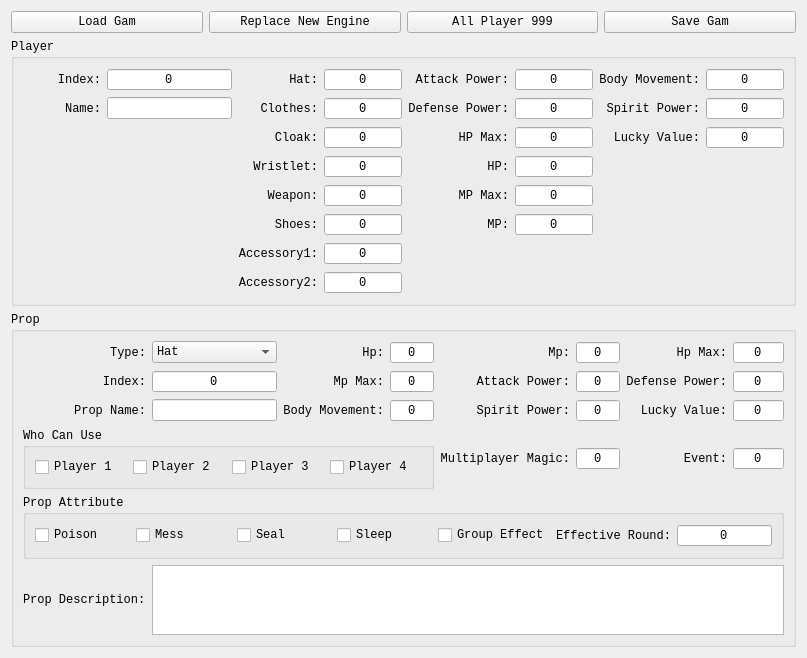
Old version of the form mainwidget.ui in the repository jack935321350/BBK_GAM_Modifier.
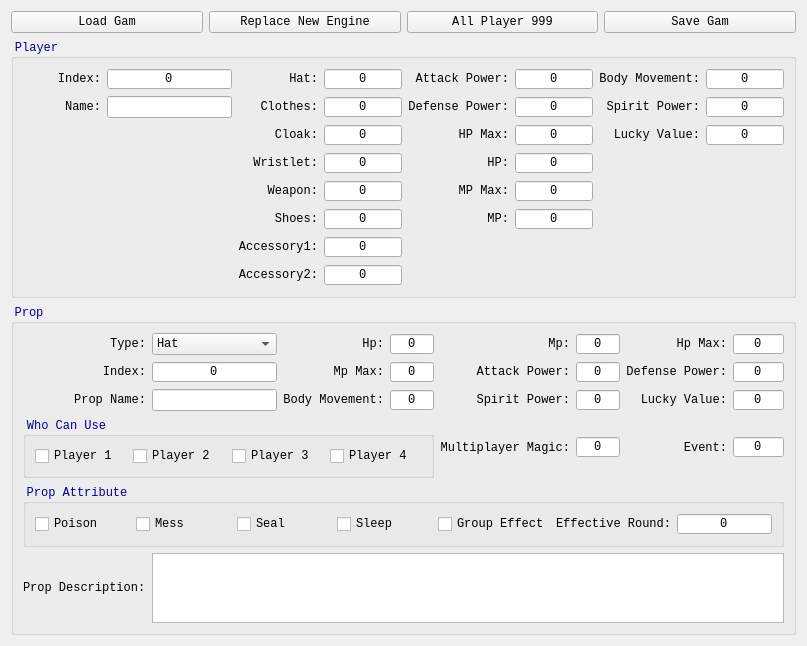
New version of the form.

Commit message: Fix Prop Count 0 Error.

What changed in the file:
```diff
--- a/mainwidget.ui
+++ b/mainwidget.ui
@@ -6,7 +6,7 @@
    <rect>
     <x>0</x>
     <y>0</y>
-    <width>789</width>
+    <width>795</width>
     <height>592</height>
    </rect>
   </property>
@@ -15,6 +15,9 @@
     <family>Consolas</family>
    </font>
   </property>
+  <property name="styleSheet">
+   <string notr="true">QGroupBox{ color: rgb(0, 0, 150); }</string>
+  </property>
   <layout class="QVBoxLayout" name="verticalLayout" stretch="0,1,1">
    <item>
     <layout class="QHBoxLayout" name="topBtnLayout">
@@ -50,12 +53,22 @@
    </item>
    <item>
     <widget class="QGroupBox" name="playerBox">
+     <property name="font">
+      <font>
+       <family>Consolas</family>
+      </font>
+     </property>
      <property name="title">
       <string>Player</string>
      </property>
      <layout class="QGridLayout" name="gridLayout">
       <item row="0" column="5">
        <widget class="QSpinBox" name="playerAttackPower">
+        <property name="font">
+         <font>
+          <family>Consolas</family>
+         </font>
+        </property>
         <property name="alignment">
          <set>Qt::AlignCenter</set>
         </property>
@@ -69,6 +82,11 @@
       </item>
       <item row="0" column="8">
        <widget class="QLabel" name="playerBodyMovementLbl">
+        <property name="font">
+         <font>
+          <family>Consolas</family>
+         </font>
+        </property>
         <property name="text">
          <string>Body Movement:</string>
         </property>
@@ -79,6 +97,11 @@
       </item>
       <item row="6" column="3">
        <widget class="QSpinBox" name="playerAccessory1">
+        <property name="font">
+         <font>
+          <family>Consolas</family>
+         </font>
+        </property>
         <property name="alignment">
          <set>Qt::AlignCenter</set>
         </property>
@@ -89,6 +112,11 @@
       </item>
       <item row="0" column="3">
        <widget class="QSpinBox" name="playerHat">
+        <property name="font">
+         <font>
+          <family>Consolas</family>
+         </font>
+        </property>
         <property name="alignment">
          <set>Qt::AlignCenter</set>
         </property>
@@ -99,6 +127,11 @@
       </item>
       <item row="1" column="4">
        <widget class="QLabel" name="playerDefensePowerLbl">
+        <property name="font">
+         <font>
+          <family>Consolas</family>
+         </font>
+        </property>
         <property name="text">
          <string>Defense Power:</string>
         </property>
@@ -109,6 +142,11 @@
       </item>
       <item row="6" column="2">
        <widget class="QLabel" name="playerAccessory1Lbl">
+        <property name="font">
+         <font>
+          <family>Consolas</family>
+         </font>
+        </property>
         <property name="text">
          <string>Accessory1:</string>
         </property>
@@ -119,6 +157,11 @@
       </item>
       <item row="5" column="3">
        <widget class="QSpinBox" name="playerShoes">
+        <property name="font">
+         <font>
+          <family>Consolas</family>
+         </font>
+        </property>
         <property name="alignment">
          <set>Qt::AlignCenter</set>
         </property>
@@ -129,6 +172,11 @@
       </item>
       <item row="0" column="4">
        <widget class="QLabel" name="playerAttackPowerLbl">
+        <property name="font">
+         <font>
+          <family>Consolas</family>
+         </font>
+        </property>
         <property name="text">
          <string>Attack Power:</string>
         </property>
@@ -139,6 +187,11 @@
       </item>
       <item row="0" column="1">
        <widget class="QSpinBox" name="playerIdx">
+        <property name="font">
+         <font>
+          <family>Consolas</family>
+         </font>
+        </property>
         <property name="alignment">
          <set>Qt::AlignCenter</set>
         </property>
@@ -149,6 +202,11 @@
       </item>
       <item row="1" column="2">
        <widget class="QLabel" name="playerClothesLbl">
+        <property name="font">
+         <font>
+          <family>Consolas</family>
+         </font>
+        </property>
         <property name="text">
          <string>Clothes:</string>
         </property>
@@ -159,6 +217,11 @@
       </item>
       <item row="2" column="3">
        <widget class="QSpinBox" name="playerCloak">
+        <property name="font">
+         <font>
+          <family>Consolas</family>
+         </font>
+        </property>
         <property name="alignment">
          <set>Qt::AlignCenter</set>
         </property>
@@ -169,6 +232,11 @@
       </item>
       <item row="0" column="9">
        <widget class="QSpinBox" name="playerBodyMovement">
+        <property name="font">
+         <font>
+          <family>Consolas</family>
+         </font>
+        </property>
         <property name="alignment">
          <set>Qt::AlignCenter</set>
         </property>
@@ -179,6 +247,11 @@
       </item>
       <item row="4" column="3">
        <widget class="QSpinBox" name="playerWeapon">
+        <property name="font">
+         <font>
+          <family>Consolas</family>
+         </font>
+        </property>
         <property name="alignment">
          <set>Qt::AlignCenter</set>
         </property>
@@ -189,6 +262,11 @@
       </item>
       <item row="1" column="3">
        <widget class="QSpinBox" name="playerClothes">
+        <property name="font">
+         <font>
+          <family>Consolas</family>
+         </font>
+        </property>
         <property name="alignment">
          <set>Qt::AlignCenter</set>
         </property>
@@ -199,6 +277,11 @@
       </item>
       <item row="3" column="3">
        <widget class="QSpinBox" name="playerWristlet">
+        <property name="font">
+         <font>
+          <family>Consolas</family>
+         </font>
+        </property>
         <property name="alignment">
          <set>Qt::AlignCenter</set>
         </property>
@@ -209,6 +292,11 @@
       </item>
       <item row="0" column="0">
        <widget class="QLabel" name="playerIdxLbl">
+        <property name="font">
+         <font>
+          <family>Consolas</family>
+         </font>
+        </property>
         <property name="text">
          <string>Index:</string>
         </property>
@@ -219,6 +307,11 @@
       </item>
       <item row="0" column="2">
        <widget class="QLabel" name="playerHatLbl">
+        <property name="font">
+         <font>
+          <family>Consolas</family>
+         </font>
+        </property>
         <property name="text">
          <string>Hat:</string>
         </property>
@@ -229,6 +322,11 @@
       </item>
       <item row="5" column="2">
        <widget class="QLabel" name="playerShoesLbl">
+        <property name="font">
+         <font>
+          <family>Consolas</family>
+         </font>
+        </property>
         <property name="text">
          <string>Shoes:</string>
         </property>
@@ -239,6 +337,11 @@
       </item>
       <item row="4" column="2">
        <widget class="QLabel" name="playerWeaponLbl">
+        <property name="font">
+         <font>
+          <family>Consolas</family>
+         </font>
+        </property>
         <property name="text">
          <string>Weapon:</string>
         </property>
@@ -249,6 +352,11 @@
       </item>
       <item row="2" column="2">
        <widget class="QLabel" name="playerCloakLbl">
+        <property name="font">
+         <font>
+          <family>Consolas</family>
+         </font>
+        </property>
         <property name="text">
          <string>Cloak:</string>
         </property>
@@ -259,6 +367,11 @@
       </item>
       <item row="1" column="5">
        <widget class="QSpinBox" name="playerDefensePower">
+        <property name="font">
+         <font>
+          <family>Consolas</family>
+         </font>
+        </property>
         <property name="alignment">
          <set>Qt::AlignCenter</set>
         </property>
@@ -272,6 +385,11 @@
       </item>
       <item row="3" column="2">
        <widget class="QLabel" name="playerWristletLbl">
+        <property name="font">
+         <font>
+          <family>Consolas</family>
+         </font>
+        </property>
         <property name="text">
          <string>Wristlet:</string>
         </property>
@@ -282,6 +400,11 @@
       </item>
       <item row="7" column="2">
        <widget class="QLabel" name="playerAccessory2Lbl">
+        <property name="font">
+         <font>
+          <family>Consolas</family>
+         </font>
+        </property>
         <property name="text">
          <string>Accessory2:</string>
         </property>
@@ -292,6 +415,11 @@
       </item>
       <item row="7" column="3">
        <widget class="QSpinBox" name="playerAccessory2">
+        <property name="font">
+         <font>
+          <family>Consolas</family>
+         </font>
+        </property>
         <property name="alignment">
          <set>Qt::AlignCenter</set>
         </property>
@@ -302,6 +430,11 @@
       </item>
       <item row="1" column="0">
        <widget class="QLabel" name="playerNameLbl">
+        <property name="font">
+         <font>
+          <family>Consolas</family>
+         </font>
+        </property>
         <property name="text">
          <string>Name:</string>
         </property>
@@ -318,6 +451,11 @@
           <verstretch>0</verstretch>
          </sizepolicy>
         </property>
+        <property name="font">
+         <font>
+          <family>Consolas</family>
+         </font>
+        </property>
         <property name="alignment">
          <set>Qt::AlignCenter</set>
         </property>
@@ -325,6 +463,11 @@
       </item>
       <item row="2" column="4">
        <widget class="QLabel" name="playerHpMaxLbl">
+        <property name="font">
+         <font>
+          <family>Consolas</family>
+         </font>
+        </property>
         <property name="text">
          <string>HP Max:</string>
         </property>
@@ -335,6 +478,11 @@
       </item>
       <item row="2" column="5">
        <widget class="QSpinBox" name="playerHpMax">
+        <property name="font">
+         <font>
+          <family>Consolas</family>
+         </font>
+        </property>
         <property name="alignment">
          <set>Qt::AlignCenter</set>
         </property>
@@ -348,6 +496,11 @@
       </item>
       <item row="3" column="4">
        <widget class="QLabel" name="playerHpLbl">
+        <property name="font">
+         <font>
+          <family>Consolas</family>
+         </font>
+        </property>
         <property name="text">
          <string>HP:</string>
         </property>
@@ -358,6 +511,11 @@
       </item>
       <item row="3" column="5">
        <widget class="QSpinBox" name="playerHp">
+        <property name="font">
+         <font>
+          <family>Consolas</family>
+         </font>
+        </property>
         <property name="alignment">
          <set>Qt::AlignCenter</set>
         </property>
@@ -371,6 +529,11 @@
       </item>
       <item row="4" column="4">
        <widget class="QLabel" name="playerMpMaxLbl">
+        <property name="font">
+         <font>
+          <family>Consolas</family>
+         </font>
+        </property>
         <property name="text">
          <string>MP Max:</string>
         </property>
@@ -381,6 +544,11 @@
       </item>
       <item row="4" column="5">
        <widget class="QSpinBox" name="playerMpMax">
+        <property name="font">
+         <font>
+          <family>Consolas</family>
+         </font>
+        </property>
         <property name="alignment">
          <set>Qt::AlignCenter</set>
         </property>
@@ -394,6 +562,11 @@
       </item>
       <item row="5" column="4">
        <widget class="QLabel" name="playerMpLbl">
+        <property name="font">
+         <font>
+          <family>Consolas</family>
+         </font>
+        </property>
         <property name="text">
          <string>MP:</string>
         </property>
@@ -404,6 +577,11 @@
       </item>
       <item row="5" column="5">
        <widget class="QSpinBox" name="playerMp">
+        <property name="font">
+         <font>
+          <family>Consolas</family>
+         </font>
+        </property>
         <property name="alignment">
          <set>Qt::AlignCenter</set>
         </property>
@@ -417,6 +595,11 @@
       </item>
       <item row="1" column="8">
        <widget class="QLabel" name="playerSpiritPowerLbl">
+        <property name="font">
+         <font>
+          <family>Consolas</family>
+         </font>
+        </property>
         <property name="text">
          <string>Spirit Power:</string>
         </property>
@@ -427,6 +610,11 @@
       </item>
       <item row="1" column="9">
        <widget class="QSpinBox" name="playerSpiritPower">
+        <property name="font">
+         <font>
+          <family>Consolas</family>
+         </font>
+        </property>
         <property name="alignment">
          <set>Qt::AlignCenter</set>
         </property>
@@ -437,6 +625,11 @@
       </item>
       <item row="2" column="8">
        <widget class="QLabel" name="playerLuckyValueLbl">
+        <property name="font">
+         <font>
+          <family>Consolas</family>
+         </font>
+        </property>
         <property name="text">
          <string>Lucky Value:</string>
         </property>
@@ -447,6 +640,11 @@
       </item>
       <item row="2" column="9">
        <widget class="QSpinBox" name="playerLuckyValue">
+        <property name="font">
+         <font>
+          <family>Consolas</family>
+         </font>
+        </property>
         <property name="alignment">
          <set>Qt::AlignCenter</set>
         </property>
@@ -460,12 +658,22 @@
    </item>
    <item>
     <widget class="QGroupBox" name="propBox">
+     <property name="font">
+      <font>
+       <family>Consolas</family>
+      </font>
+     </property>
      <property name="title">
       <string>Prop</string>
      </property>
      <layout class="QGridLayout" name="gridLayout_2">
       <item row="2" column="5">
        <widget class="QSpinBox" name="propSpiritPower">
+        <property name="font">
+         <font>
+          <family>Consolas</family>
+         </font>
+        </property>
         <property name="alignment">
          <set>Qt::AlignCenter</set>
         </property>
@@ -482,6 +690,11 @@
       </item>
       <item row="1" column="7">
        <widget class="QSpinBox" name="propDefensePower">
+        <property name="font">
+         <font>
+          <family>Consolas</family>
+         </font>
+        </property>
         <property name="alignment">
          <set>Qt::AlignCenter</set>
         </property>
@@ -498,6 +711,11 @@
       </item>
       <item row="1" column="0">
        <widget class="QLabel" name="propIdxLbl">
+        <property name="font">
+         <font>
+          <family>Consolas</family>
+         </font>
+        </property>
         <property name="text">
          <string>Index:</string>
         </property>
@@ -508,6 +726,11 @@
       </item>
       <item row="0" column="5">
        <widget class="QSpinBox" name="propMp">
+        <property name="font">
+         <font>
+          <family>Consolas</family>
+         </font>
+        </property>
         <property name="alignment">
          <set>Qt::AlignCenter</set>
         </property>
@@ -524,6 +747,11 @@
       </item>
       <item row="2" column="6">
        <widget class="QLabel" name="propLuckyValueLbl">
+        <property name="font">
+         <font>
+          <family>Consolas</family>
+         </font>
+        </property>
         <property name="text">
          <string>Lucky Value:</string>
         </property>
@@ -534,12 +762,22 @@
       </item>
       <item row="4" column="0" colspan="8">
        <widget class="QGroupBox" name="propAttrBox">
+        <property name="font">
+         <font>
+          <family>Consolas</family>
+         </font>
+        </property>
         <property name="title">
          <string>Prop Attribute</string>
         </property>
         <layout class="QHBoxLayout" name="horizontalLayout_4">
          <item>
           <widget class="QCheckBox" name="poisonChk">
+           <property name="font">
+            <font>
+             <family>Consolas</family>
+            </font>
+           </property>
            <property name="text">
             <string>Poison</string>
            </property>
@@ -547,6 +785,11 @@
          </item>
          <item>
           <widget class="QCheckBox" name="messChk">
+           <property name="font">
+            <font>
+             <family>Consolas</family>
+            </font>
+           </property>
            <property name="text">
             <string>Mess</string>
            </property>
@@ -554,6 +797,11 @@
          </item>
          <item>
           <widget class="QCheckBox" name="sealChk">
+           <property name="font">
+            <font>
+             <family>Consolas</family>
+            </font>
+           </property>
            <property name="text">
             <string>Seal</string>
            </property>
@@ -561,6 +809,11 @@
          </item>
          <item>
           <widget class="QCheckBox" name="sleepChk">
+           <property name="font">
+            <font>
+             <family>Consolas</family>
+            </font>
+           </property>
            <property name="text">
             <string>Sleep</string>
            </property>
@@ -568,6 +821,11 @@
          </item>
          <item>
           <widget class="QCheckBox" name="groupEffectChk">
+           <property name="font">
+            <font>
+             <family>Consolas</family>
+            </font>
+           </property>
            <property name="text">
             <string>Group Effect</string>
            </property>
@@ -575,6 +833,11 @@
          </item>
          <item>
           <widget class="QLabel" name="effectiveRoundLbl">
+           <property name="font">
+            <font>
+             <family>Consolas</family>
+            </font>
+           </property>
            <property name="text">
             <string>Effective Round:</string>
            </property>
@@ -585,6 +848,11 @@
          </item>
          <item>
           <widget class="QSpinBox" name="effectiveRound">
+           <property name="font">
+            <font>
+             <family>Consolas</family>
+            </font>
+           </property>
            <property name="alignment">
             <set>Qt::AlignCenter</set>
            </property>
@@ -601,6 +869,11 @@
       </item>
       <item row="0" column="3">
        <widget class="QSpinBox" name="propHp">
+        <property name="font">
+         <font>
+          <family>Consolas</family>
+         </font>
+        </property>
         <property name="alignment">
          <set>Qt::AlignCenter</set>
         </property>
@@ -617,6 +890,11 @@
       </item>
       <item row="1" column="1">
        <widget class="QSpinBox" name="propIdx">
+        <property name="font">
+         <font>
+          <family>Consolas</family>
+         </font>
+        </property>
         <property name="alignment">
          <set>Qt::AlignCenter</set>
         </property>
@@ -627,6 +905,11 @@
       </item>
       <item row="1" column="3">
        <widget class="QSpinBox" name="propMpMax">
+        <property name="font">
+         <font>
+          <family>Consolas</family>
+         </font>
+        </property>
         <property name="alignment">
          <set>Qt::AlignCenter</set>
         </property>
@@ -643,6 +926,11 @@
       </item>
       <item row="0" column="7">
        <widget class="QSpinBox" name="propHpMax">
+        <property name="font">
+         <font>
+          <family>Consolas</family>
+         </font>
+        </property>
         <property name="alignment">
          <set>Qt::AlignCenter</set>
         </property>
@@ -659,6 +947,11 @@
       </item>
       <item row="1" column="6">
        <widget class="QLabel" name="propDefensePowerLbl">
+        <property name="font">
+         <font>
+          <family>Consolas</family>
+         </font>
+        </property>
         <property name="text">
          <string>Defense Power:</string>
         </property>
@@ -669,6 +962,11 @@
       </item>
       <item row="0" column="6">
        <widget class="QLabel" name="propHpMaxLbl">
+        <property name="font">
+         <font>
+          <family>Consolas</family>
+         </font>
+        </property>
         <property name="text">
          <string>Hp Max:</string>
         </property>
@@ -679,6 +977,11 @@
       </item>
       <item row="2" column="2">
        <widget class="QLabel" name="propBodyMovementLbl">
+        <property name="font">
+         <font>
+          <family>Consolas</family>
+         </font>
+        </property>
         <property name="text">
          <string>Body Movement:</string>
         </property>
@@ -689,6 +992,11 @@
       </item>
       <item row="0" column="4">
        <widget class="QLabel" name="propMpLbl">
+        <property name="font">
+         <font>
+          <family>Consolas</family>
+         </font>
+        </property>
         <property name="text">
          <string>Mp:</string>
         </property>
@@ -699,6 +1007,11 @@
       </item>
       <item row="1" column="2">
        <widget class="QLabel" name="propMpMaxLbl">
+        <property name="font">
+         <font>
+          <family>Consolas</family>
+         </font>
+        </property>
         <property name="text">
          <string>Mp Max:</string>
         </property>
@@ -709,6 +1022,11 @@
       </item>
       <item row="2" column="7">
        <widget class="QSpinBox" name="propLuckyValue">
+        <property name="font">
+         <font>
+          <family>Consolas</family>
+         </font>
+        </property>
         <property name="alignment">
          <set>Qt::AlignCenter</set>
         </property>
@@ -725,6 +1043,11 @@
       </item>
       <item row="0" column="1">
        <widget class="QComboBox" name="propType">
+        <property name="font">
+         <font>
+          <family>Consolas</family>
+         </font>
+        </property>
         <item>
          <property name="text">
           <string>Hat</string>
@@ -770,6 +1093,11 @@
           <verstretch>0</verstretch>
          </sizepolicy>
         </property>
+        <property name="font">
+         <font>
+          <family>Consolas</family>
+         </font>
+        </property>
         <property name="alignment">
          <set>Qt::AlignCenter</set>
         </property>
@@ -777,6 +1105,11 @@
       </item>
       <item row="2" column="4">
        <widget class="QLabel" name="propSpiritPowerLbl">
+        <property name="font">
+         <font>
+          <family>Consolas</family>
+         </font>
+        </property>
         <property name="text">
          <string>Spirit Power:</string>
         </property>
@@ -787,6 +1120,11 @@
       </item>
       <item row="0" column="0">
        <widget class="QLabel" name="propTypeLbl">
+        <property name="font">
+         <font>
+          <family>Consolas</family>
+         </font>
+        </property>
         <property name="text">
          <string>Type:</string>
         </property>
@@ -797,6 +1135,11 @@
       </item>
       <item row="1" column="4">
        <widget class="QLabel" name="propAttackPowerLbl">
+        <property name="font">
+         <font>
+          <family>Consolas</family>
+         </font>
+        </property>
         <property name="text">
          <string>Attack Power:</string>
         </property>
@@ -807,6 +1150,11 @@
       </item>
       <item row="2" column="0">
        <widget class="QLabel" name="propNameLbl">
+        <property name="font">
+         <font>
+          <family>Consolas</family>
+         </font>
+        </property>
         <property name="text">
          <string>Prop Name:</string>
         </property>
@@ -817,6 +1165,11 @@
       </item>
       <item row="2" column="3">
        <widget class="QSpinBox" name="propBodyMovement">
+        <property name="font">
+         <font>
+          <family>Consolas</family>
+         </font>
+        </property>
         <property name="alignment">
          <set>Qt::AlignCenter</set>
         </property>
@@ -833,6 +1186,11 @@
       </item>
       <item row="1" column="5">
        <widget class="QSpinBox" name="propAttackPower">
+        <property name="font">
+         <font>
+          <family>Consolas</family>
+         </font>
+        </property>
         <property name="alignment">
          <set>Qt::AlignCenter</set>
         </property>
@@ -849,6 +1207,11 @@
       </item>
       <item row="0" column="2">
        <widget class="QLabel" name="propHpLbl">
+        <property name="font">
+         <font>
+          <family>Consolas</family>
+         </font>
+        </property>
         <property name="text">
          <string>Hp:</string>
         </property>
@@ -859,22 +1222,43 @@
       </item>
       <item row="5" column="0">
        <widget class="QLabel" name="propDescriptionLbl">
+        <property name="font">
+         <font>
+          <family>Consolas</family>
+         </font>
+        </property>
         <property name="text">
          <string>Prop Description:</string>
         </property>
        </widget>
       </item>
       <item row="5" column="1" colspan="7">
-       <widget class="QTextEdit" name="propDescription"/>
+       <widget class="QTextEdit" name="propDescription">
+        <property name="font">
+         <font>
+          <family>Consolas</family>
+         </font>
+        </property>
+       </widget>
       </item>
       <item row="3" column="0" colspan="4">
        <widget class="QGroupBox" name="whoCanUseBox">
+        <property name="font">
+         <font>
+          <family>Consolas</family>
+         </font>
+        </property>
         <property name="title">
          <string>Who Can Use</string>
         </property>
         <layout class="QHBoxLayout" name="horizontalLayout_3">
          <item>
           <widget class="QCheckBox" name="player1Chk">
+           <property name="font">
+            <font>
+             <family>Consolas</family>
+            </font>
+           </property>
            <property name="text">
             <string>Player 1</string>
            </property>
@@ -882,6 +1266,11 @@
          </item>
          <item>
           <widget class="QCheckBox" name="player2Chk">
+           <property name="font">
+            <font>
+             <family>Consolas</family>
+            </font>
+           </property>
            <property name="text">
             <string>Player 2</string>
            </property>
@@ -889,6 +1278,11 @@
          </item>
          <item>
           <widget class="QCheckBox" name="player3Chk">
+           <property name="font">
+            <font>
+             <family>Consolas</family>
+            </font>
+           </property>
            <property name="text">
             <string>Player 3</string>
            </property>
@@ -896,6 +1290,11 @@
          </item>
          <item>
           <widget class="QCheckBox" name="player4Chk">
+           <property name="font">
+            <font>
+             <family>Consolas</family>
+            </font>
+           </property>
            <property name="text">
             <string>Player 4</string>
            </property>
@@ -906,6 +1305,11 @@
       </item>
       <item row="3" column="7">
        <widget class="QSpinBox" name="propEvent">
+        <property name="font">
+         <font>
+          <family>Consolas</family>
+         </font>
+        </property>
         <property name="alignment">
          <set>Qt::AlignCenter</set>
         </property>
@@ -919,6 +1323,11 @@
       </item>
       <item row="3" column="6">
        <widget class="QLabel" name="propEventLbl">
+        <property name="font">
+         <font>
+          <family>Consolas</family>
+         </font>
+        </property>
         <property name="text">
          <string>Event:</string>
         </property>
@@ -929,6 +1338,11 @@
       </item>
       <item row="3" column="5">
        <widget class="QSpinBox" name="multiplayerMagic">
+        <property name="font">
+         <font>
+          <family>Consolas</family>
+         </font>
+        </property>
         <property name="alignment">
          <set>Qt::AlignCenter</set>
         </property>
@@ -942,6 +1356,11 @@
       </item>
       <item row="3" column="4">
        <widget class="QLabel" name="multiplayerMagicLbl">
+        <property name="font">
+         <font>
+          <family>Consolas</family>
+         </font>
+        </property>
         <property name="text">
          <string>Multiplayer Magic:</string>
         </property>
```
Left out of the diff: 22 changed lines with no effect on the pictures. The commit also changes 1 other file.
